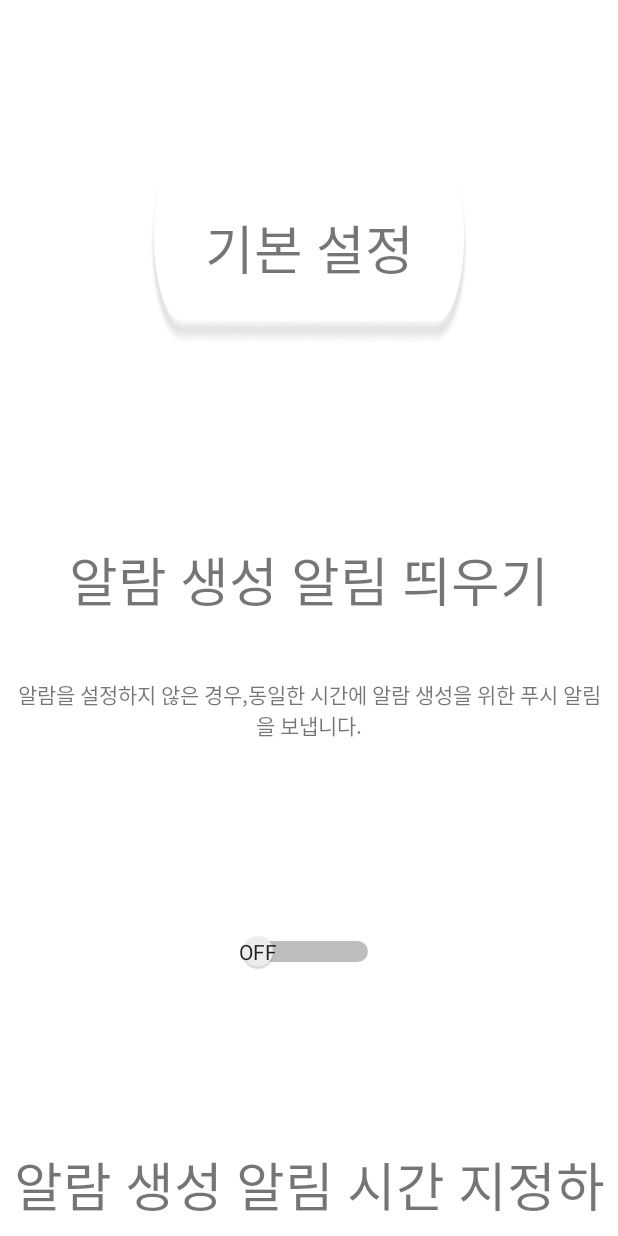
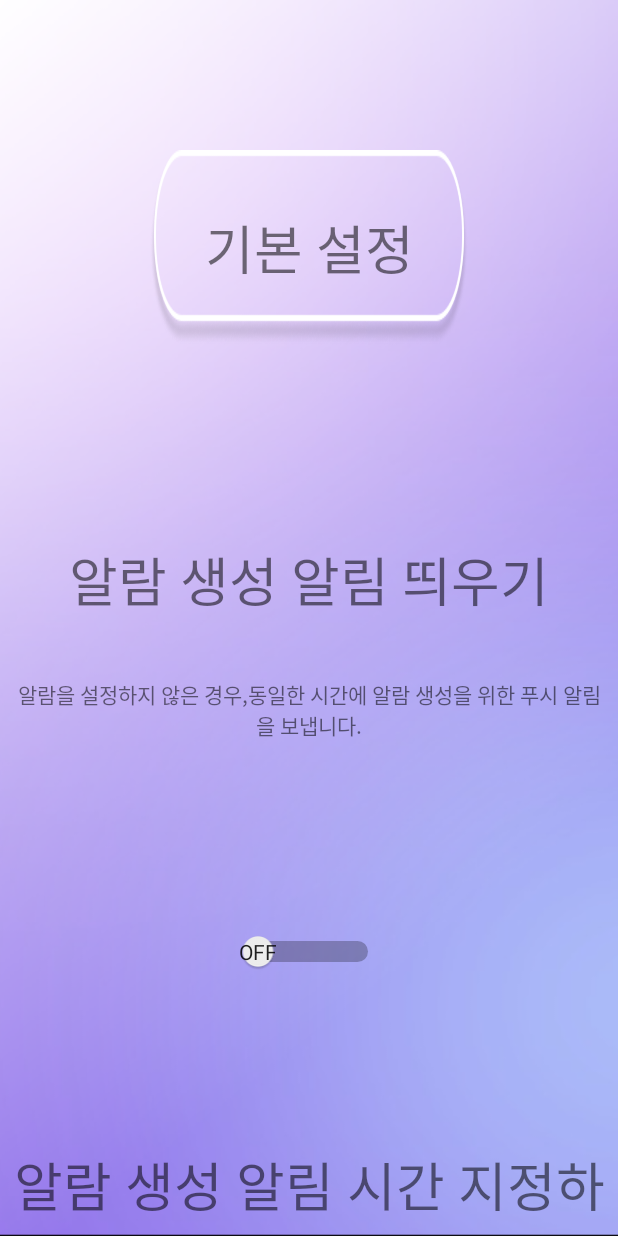
Before and after one commit to ssu-alram/alram-app, an Android app: the layout activity_init_push_alram.xml on its own in the app's theme, with its tools: preview values and no code run, on a phone screen of 412 x 824 dp. Run offline under Robolectric (Android 15) with nearby library versions, the phone set to English and light mode, and no system bars.

Commit message:
"윤서 branch merge"

```diff
--- a/app/src/main/java/com/example/alarm/InitPushAlram.java
+++ b/app/src/main/java/com/example/alarm/InitPushAlram.java
@@ -9,7 +9,7 @@ public class InitPushAlram extends AppCompatActivity {
     @Override
     protected void onCreate(Bundle savedInstanceState) {
         super.onCreate(savedInstanceState);
-        setContentView(R.layout.init_push_alram);
+        setContentView(R.layout.activity_init_push_alram);
 
 
     }
--- a/app/src/main/res/drawable/ic_alarm.xml
+++ b/app/src/main/res/drawable/ic_alarm.xml
@@ -1,5 +1,5 @@
-<vector android:height="36dp" android:tint="#FFFFFF"
+<vector android:height="40dp" android:tint="@color/TabColor"
     android:viewportHeight="24" android:viewportWidth="24"
-    android:width="36dp" xmlns:android="http://schemas.android.com/apk/res/android">
-    <path android:fillColor="@android:color/white" android:pathData="M22,5.72l-4.6,-3.86 -1.29,1.53 4.6,3.86L22,5.72zM7.88,3.39L6.6,1.86 2,5.71l1.29,1.53 4.59,-3.85zM12.5,8L11,8v6l4.75,2.85 0.75,-1.23 -4,-2.37L12.5,8zM12,4c-4.97,0 -9,4.03 -9,9s4.02,9 9,9c4.97,0 9,-4.03 9,-9s-4.03,-9 -9,-9zM12,20c-3.87,0 -7,-3.13 -7,-7s3.13,-7 7,-7 7,3.13 7,7 -3.13,7 -7,7z"/>
+    android:width="40dp" xmlns:android="http://schemas.android.com/apk/res/android">
+    <path android:fillColor="@color/TabColor" android:pathData="M22,5.72l-4.6,-3.86 -1.29,1.53 4.6,3.86L22,5.72zM7.88,3.39L6.6,1.86 2,5.71l1.29,1.53 4.59,-3.85zM12.5,8L11,8v6l4.75,2.85 0.75,-1.23 -4,-2.37L12.5,8zM12,4c-4.97,0 -9,4.03 -9,9s4.02,9 9,9c4.97,0 9,-4.03 9,-9s-4.03,-9 -9,-9zM12,20c-3.87,0 -7,-3.13 -7,-7s3.13,-7 7,-7 7,3.13 7,7 -3.13,7 -7,7z"/>
 </vector>
--- a/app/src/main/res/drawable/ic_settings.xml
+++ b/app/src/main/res/drawable/ic_settings.xml
@@ -1,5 +1,5 @@
 <vector android:height="36dp" android:tint="#FFFFFF"
     android:viewportHeight="24" android:viewportWidth="24"
     android:width="36dp" xmlns:android="http://schemas.android.com/apk/res/android">
-    <path android:fillColor="@android:color/white" android:pathData="M19.14,12.94c0.04,-0.3 0.06,-0.61 0.06,-0.94c0,-0.32 -0.02,-0.64 -0.07,-0.94l2.03,-1.58c0.18,-0.14 0.23,-0.41 0.12,-0.61l-1.92,-3.32c-0.12,-0.22 -0.37,-0.29 -0.59,-0.22l-2.39,0.96c-0.5,-0.38 -1.03,-0.7 -1.62,-0.94L14.4,2.81c-0.04,-0.24 -0.24,-0.41 -0.48,-0.41h-3.84c-0.24,0 -0.43,0.17 -0.47,0.41L9.25,5.35C8.66,5.59 8.12,5.92 7.63,6.29L5.24,5.33c-0.22,-0.08 -0.47,0 -0.59,0.22L2.74,8.87C2.62,9.08 2.66,9.34 2.86,9.48l2.03,1.58C4.84,11.36 4.8,11.69 4.8,12s0.02,0.64 0.07,0.94l-2.03,1.58c-0.18,0.14 -0.23,0.41 -0.12,0.61l1.92,3.32c0.12,0.22 0.37,0.29 0.59,0.22l2.39,-0.96c0.5,0.38 1.03,0.7 1.62,0.94l0.36,2.54c0.05,0.24 0.24,0.41 0.48,0.41h3.84c0.24,0 0.44,-0.17 0.47,-0.41l0.36,-2.54c0.59,-0.24 1.13,-0.56 1.62,-0.94l2.39,0.96c0.22,0.08 0.47,0 0.59,-0.22l1.92,-3.32c0.12,-0.22 0.07,-0.47 -0.12,-0.61L19.14,12.94zM12,15.6c-1.98,0 -3.6,-1.62 -3.6,-3.6s1.62,-3.6 3.6,-3.6s3.6,1.62 3.6,3.6S13.98,15.6 12,15.6z"/>
+    <path android:fillColor="@color/TabColor" android:pathData="M19.14,12.94c0.04,-0.3 0.06,-0.61 0.06,-0.94c0,-0.32 -0.02,-0.64 -0.07,-0.94l2.03,-1.58c0.18,-0.14 0.23,-0.41 0.12,-0.61l-1.92,-3.32c-0.12,-0.22 -0.37,-0.29 -0.59,-0.22l-2.39,0.96c-0.5,-0.38 -1.03,-0.7 -1.62,-0.94L14.4,2.81c-0.04,-0.24 -0.24,-0.41 -0.48,-0.41h-3.84c-0.24,0 -0.43,0.17 -0.47,0.41L9.25,5.35C8.66,5.59 8.12,5.92 7.63,6.29L5.24,5.33c-0.22,-0.08 -0.47,0 -0.59,0.22L2.74,8.87C2.62,9.08 2.66,9.34 2.86,9.48l2.03,1.58C4.84,11.36 4.8,11.69 4.8,12s0.02,0.64 0.07,0.94l-2.03,1.58c-0.18,0.14 -0.23,0.41 -0.12,0.61l1.92,3.32c0.12,0.22 0.37,0.29 0.59,0.22l2.39,-0.96c0.5,0.38 1.03,0.7 1.62,0.94l0.36,2.54c0.05,0.24 0.24,0.41 0.48,0.41h3.84c0.24,0 0.44,-0.17 0.47,-0.41l0.36,-2.54c0.59,-0.24 1.13,-0.56 1.62,-0.94l2.39,0.96c0.22,0.08 0.47,0 0.59,-0.22l1.92,-3.32c0.12,-0.22 0.07,-0.47 -0.12,-0.61L19.14,12.94zM12,15.6c-1.98,0 -3.6,-1.62 -3.6,-3.6s1.62,-3.6 3.6,-3.6s3.6,1.62 3.6,3.6S13.98,15.6 12,15.6z"/>
 </vector>
--- a/app/src/main/res/layout/activity_init_push_alram.xml
+++ b/app/src/main/res/layout/activity_init_push_alram.xml
@@ -117,7 +117,7 @@
                     android:layout_width="0dp"
                     android:layout_height="wrap_content"
                     android:layout_weight="0.2"
-                    android:src="@drawable/emptyCircle" />
+                    android:src="@drawable/emptycircle" />
             </LinearLayout>
 
             <ImageButton
--- a/app/src/main/res/values-night/colors.xml
+++ b/app/src/main/res/values-night/colors.xml
@@ -1,3 +1,18 @@
 <?xml version="1.0" encoding="utf-8"?>
 <resources>
+    <color name="Primary">#8054FE</color>
+    <color name="PrimaryVariant">#5A00A1</color>
+    <color name="Secondary">#03DAC6</color>
+    <color name="SecondaryVariant">#018786</color>
+    <color name="Background">#121212</color>
+    <color name="Surface">#121212</color>
+    <color name="Error">#CF6679</color>
+    <color name="OnPrimary">#000000</color>
+    <color name="OnSecondary">#000000</color>
+    <color name="OnBackground">#FFFFFF</color>
+    <color name="OnSurface">#FFFFFF</color>
+    <color name="OnError">#000000</color>
+    <color name="TabLayoutColor">#333C006B</color>
+    <color name="TabColor">#3C006B</color>
+    <color name="None">#00000000</color>
 </resources>
--- a/app/src/main/res/values-night/themes.xml
+++ b/app/src/main/res/values-night/themes.xml
@@ -1,16 +1,19 @@
 <resources xmlns:tools="http://schemas.android.com/tools">
     <!-- Base application theme. -->
-    <style name="Theme.ALARM" parent="Theme.MaterialComponents.DayNight.DarkActionBar">
+    <style name="Theme.ALARM" parent="Theme.AppCompat.Light">
         <!-- Primary brand color. -->
-        <item name="colorPrimary">@color/purple_200</item>
-        <item name="colorPrimaryVariant">@color/purple_700</item>
-        <item name="colorOnPrimary">@color/black</item>
+        <item name="colorPrimary">@color/Primary</item>
+        <item name="colorPrimaryVariant">@color/PrimaryVariant</item>
+        <item name="colorOnPrimary">@color/OnPrimary</item>
         <!-- Secondary brand color. -->
-        <item name="colorSecondary">@color/teal_200</item>
-        <item name="colorSecondaryVariant">@color/teal_200</item>
-        <item name="colorOnSecondary">@color/black</item>
+        <item name="colorSecondary">@color/Secondary</item>
+        <item name="colorSecondaryVariant">@color/SecondaryVariant</item>
+        <item name="colorOnSecondary">@color/OnSecondary</item>
         <!-- Status bar color. -->
         <item name="android:statusBarColor" tools:targetApi="l">?attr/colorPrimaryVariant</item>
         <!-- Customize your theme here. -->
+        <item name="android:windowBackground">@drawable/bg19_24</item>
+        <item name="windowNoTitle">true</item>
+        <item name="android:windowFullscreen">true</item>
     </style>
 </resources>
--- a/app/src/main/res/values/colors.xml
+++ b/app/src/main/res/values/colors.xml
@@ -1,10 +1,18 @@
 <?xml version="1.0" encoding="utf-8"?>
 <resources>
-    <color name="purple_200">#FFBB86FC</color>
-    <color name="purple_500">#FF6200EE</color>
-    <color name="purple_700">#FF3700B3</color>
-    <color name="teal_200">#FF03DAC5</color>
-    <color name="teal_700">#FF018786</color>
-    <color name="black">#FF000000</color>
-    <color name="white">#FFFFFFFF</color>
+    <color name="Primary">#8074E8</color>
+    <color name="PrimaryVariant">#5A00A1</color>
+    <color name="Secondary">#03DAC6</color>
+    <color name="SecondaryVariant">#018786</color>
+    <color name="Background">#FFFFFF</color>
+    <color name="Surface">#FFFFFF</color>
+    <color name="Error">#B00020</color>
+    <color name="OnPrimary">#FFFFFF</color>
+    <color name="OnSecondary">#000000</color>
+    <color name="OnBackground">#000000</color>
+    <color name="OnSurface">#000000</color>
+    <color name="OnError">#FFFFFF</color>
+    <color name="TabLayoutColor">#33FFFFFF</color>
+    <color name="TabColor">#FFFFFF</color>
+    <color name="None">#00000000</color>
 </resources>
--- a/app/src/main/res/values/themes.xml
+++ b/app/src/main/res/values/themes.xml
@@ -1,16 +1,19 @@
 <resources xmlns:tools="http://schemas.android.com/tools">
     <!-- Base application theme. -->
-    <style name="Theme.ALARM" parent="Theme.MaterialComponents.DayNight.DarkActionBar">
+    <style name="Theme.ALARM" parent="Theme.AppCompat.Light">
         <!-- Primary brand color. -->
-        <item name="colorPrimary">@color/purple_500</item>
-        <item name="colorPrimaryVariant">@color/purple_700</item>
-        <item name="colorOnPrimary">@color/white</item>
+        <item name="colorPrimary">@color/Primary</item>
+        <item name="colorPrimaryVariant">@color/PrimaryVariant</item>
+        <item name="colorOnPrimary">@color/OnPrimary</item>
         <!-- Secondary brand color. -->
-        <item name="colorSecondary">@color/teal_200</item>
-        <item name="colorSecondaryVariant">@color/teal_700</item>
-        <item name="colorOnSecondary">@color/black</item>
+        <item name="colorSecondary">@color/Secondary</item>
+        <item name="colorSecondaryVariant">@color/SecondaryVariant</item>
+        <item name="colorOnSecondary">@color/OnSecondary</item>
         <!-- Status bar color. -->
         <item name="android:statusBarColor" tools:targetApi="l">?attr/colorPrimaryVariant</item>
         <!-- Customize your theme here. -->
+        <item name="android:windowBackground">@drawable/bg06_17</item>
+        <item name="windowNoTitle">true</item>
+        <item name="android:windowFullscreen">true</item>
     </style>
 </resources>
```
Also changed, not shown: app/src/main/AndroidManifest.xml (+9 -0 lines), app/src/main/res/drawable/bg_tab_layout.xml (+10 -3 lines), app/src/main/res/drawable/ic_calendar.xml (+4 -4 lines), app/src/main/res/layout/activity_main.xml (+66 -4 lines).
